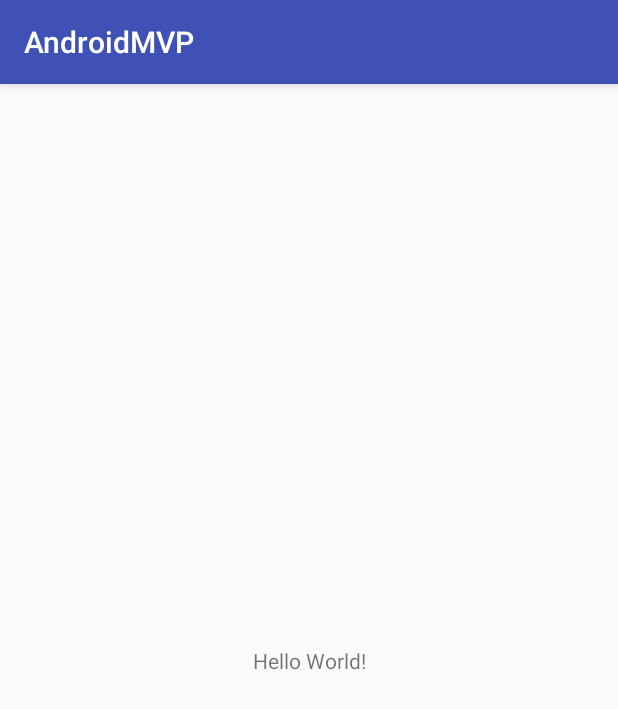
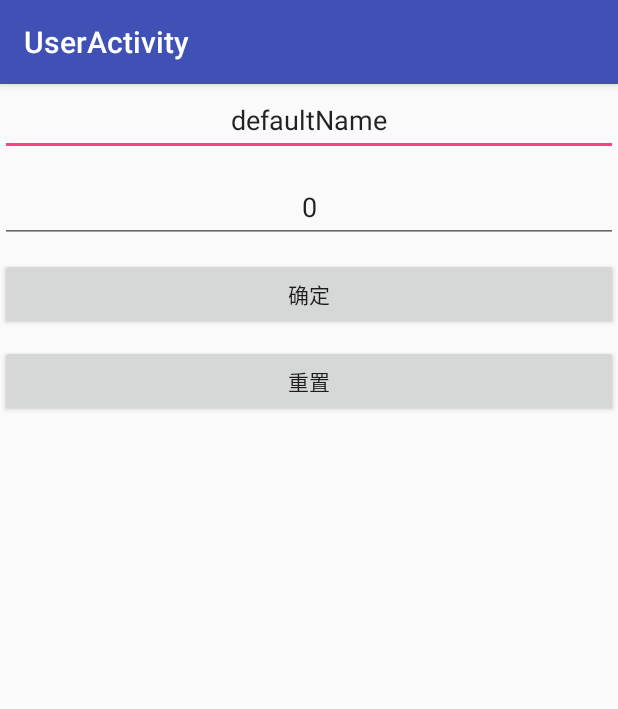
Before and after one commit to YoungBear/AndroidMVP, an Android app: the screen it shows after launch (MainActivity before the commit, UserActivity after it), on a phone screen of 412 x 824 dp. Shown: the top 709 px of the screen. Run offline under Robolectric (Android 15) with nearby library versions, the phone set to English and light mode, and no system bars; our stand-ins replace ButterKnife.

Commit message:
add android mvp demo UserActivity
添加AndroidMVp代码练习 UserActivity

Signed-off-by: youngbear <yangshaoxiong2008@163.com>

```diff
--- a/app/build.gradle
+++ b/app/build.gradle
@@ -25,4 +25,7 @@ dependencies {
     testImplementation 'junit:junit:4.12'
     androidTestImplementation 'com.android.support.test:runner:1.0.1'
     androidTestImplementation 'com.android.support.test.espresso:espresso-core:3.0.1'
+
+    implementation 'com.jakewharton:butterknife:8.8.1'
+    annotationProcessor 'com.jakewharton:butterknife-compiler:8.8.1'
 }
--- a/app/src/main/AndroidManifest.xml
+++ b/app/src/main/AndroidManifest.xml
@@ -3,6 +3,7 @@
     package="com.ysx.androidmvp">
 
     <application
+        android:name=".MyApplication"
         android:allowBackup="true"
         android:icon="@mipmap/ic_launcher"
         android:label="@string/app_name"
@@ -16,6 +17,8 @@
                 <category android:name="android.intent.category.LAUNCHER" />
             </intent-filter>
         </activity>
+        <activity android:name=".user.UserActivity"
+            android:label="@string/user_activity"/>
     </application>
 
 </manifest>
--- a/app/src/main/java/com/ysx/androidmvp/MainActivity.java
+++ b/app/src/main/java/com/ysx/androidmvp/MainActivity.java
@@ -1,7 +1,10 @@
 package com.ysx.androidmvp;
 
+import android.content.Intent;
 import android.support.v7.app.AppCompatActivity;
 import android.os.Bundle;
+
+import com.ysx.androidmvp.user.UserActivity;
 
 public class MainActivity extends AppCompatActivity {
 
@@ -9,5 +12,6 @@ public class MainActivity extends AppCompatActivity {
     protected void onCreate(Bundle savedInstanceState) {
         super.onCreate(savedInstanceState);
         setContentView(R.layout.activity_main);
+        startActivity(new Intent(this, UserActivity.class));
     }
 }
--- /dev/null
+++ b/app/src/main/java/com/ysx/androidmvp/MyApplication.java
@@ -0,0 +1,23 @@
+package com.ysx.androidmvp;
+
+import android.app.Application;
+import android.content.Context;
+
+/**
+ * @author ysx
+ * @date 2017/11/25
+ * @description
+ */
+
+public class MyApplication extends Application {
+
+    public static final String SP_NAME = "com.ysx.androidmvp";
+    public static Context sContext;
+
+
+    @Override
+    public void onCreate() {
+        super.onCreate();
+        sContext = getApplicationContext();
+    }
+}
--- /dev/null
+++ b/app/src/main/java/com/ysx/androidmvp/user/UserActivity.java
@@ -0,0 +1,87 @@
+package com.ysx.androidmvp.user;
+
+import android.os.Bundle;
+import android.support.v7.app.AppCompatActivity;
+import android.view.View;
+import android.widget.Button;
+import android.widget.EditText;
+import android.widget.Toast;
+
+import com.ysx.androidmvp.R;
+
+import butterknife.BindView;
+import butterknife.ButterKnife;
+import butterknife.OnClick;
+
+public class UserActivity extends AppCompatActivity implements UserContract.View {
+
+    @BindView(R.id.et_name)
+    EditText mEtName;
+    @BindView(R.id.et_age)
+    EditText mEtAge;
+    @BindView(R.id.btn_confirm)
+    Button mBtnConfirm;
+    @BindView(R.id.btn_reset)
+    Button mBtnReset;
+
+    private UserContract.Presenter mPresenter;
+
+    @Override
+    protected void onCreate(Bundle savedInstanceState) {
+        super.onCreate(savedInstanceState);
+        setContentView(R.layout.activity_user);
+        ButterKnife.bind(this);
+        /**
+         * 创建一个Presenter对象
+         */
+        mPresenter = new UserPresenter(this);
+    }
+
+    /**
+     * 在onResume()函数中加载新数据并更新UI
+     */
+    @Override
+    protected void onResume() {
+        super.onResume();
+        mPresenter.loadUser();
+    }
+
+    @Override
+    public String getInputName() {
+        return mEtName.getText().toString();
+    }
+
+    @Override
+    public int getInputAge() {
+        return Integer.valueOf(mEtAge.getText().toString());
+    }
+
+    @Override
+    public void setName(String name) {
+        mEtName.setText(name);
+    }
+
+    @Override
+    public void setAge(int age) {
+        mEtAge.setText(String.valueOf(age));
+    }
+
+    @OnClick({R.id.btn_confirm, R.id.btn_reset})
+    public void onViewClicked(View view) {
+        switch (view.getId()) {
+            case R.id.btn_confirm:
+                boolean isSuccess = mPresenter.saveUser(getInputName(), getInputAge());
+                if (isSuccess) {
+                    Toast.makeText(UserActivity.this, R.string.tip_save_success, Toast.LENGTH_SHORT).show();
+                } else {
+                    Toast.makeText(UserActivity.this, R.string.tip_save_failed, Toast.LENGTH_SHORT).show();
+                }
+                break;
+            case R.id.btn_reset:
+                mPresenter.loadUser();
+                break;
+            default:
+                break;
+        }
+    }
+}
--- /dev/null
+++ b/app/src/main/java/com/ysx/androidmvp/user/UserBean.java
@@ -0,0 +1,29 @@
+package com.ysx.androidmvp.user;
+
+/**
+ * @author ysx
+ * @date 2017/11/25
+ * @description
+ */
+
+public class UserBean {
+
+    private String name;
+    private int age;
+
+    public String getName() {
+        return name;
+    }
+
+    public void setName(String name) {
+        this.name = name;
+    }
+
+    public int getAge() {
+        return age;
+    }
+
+    public void setAge(int age) {
+        this.age = age;
+    }
+}
--- /dev/null
+++ b/app/src/main/java/com/ysx/androidmvp/user/UserContract.java
@@ -0,0 +1,66 @@
+package com.ysx.androidmvp.user;
+
+/**
+ * @author ysx
+ * @date 2017/11/25
+ * @description User 契约接口，用来存放User相关的Model，View 和 Presenter的接口
+ */
+
+public interface UserContract {
+
+
+    interface Model {
+        /**
+         * @return 从数据库中获取UserBean对象
+         */
+        UserBean loadUser();
+
+        /**
+         * @param name
+         * @param age
+         * @return 将用户信息保存到本地数据库中
+         */
+        boolean saveUser(String name, int age);
+    }
+
+    interface View {
+
+        /**
+         * @return 返回从编辑框输入的名字
+         */
+        String getInputName();
+
+        /**
+         * @return 返回从编辑框输入的年龄
+         */
+        int getInputAge();
+
+        /**
+         * @param name 更新UI，更新显示姓名
+         */
+        void setName(String name);
+
+        /**
+         * @param age 更新UI，更新显示年龄
+         */
+        void setAge(int age);
+
+    }
+
+    interface Presenter {
+
+        /**
+         * 加载用户信息
+         */
+        void loadUser();
+
+        /**
+         * @param name
+         * @param age
+         * @return 是否成功保存
+         * 保存用户信息
+         */
+        boolean saveUser(String name, int age);
+
+    }
+}
--- /dev/null
+++ b/app/src/main/java/com/ysx/androidmvp/user/UserModel.java
@@ -0,0 +1,46 @@
+package com.ysx.androidmvp.user;
+
+import android.content.Context;
+import android.content.SharedPreferences;
+
+import com.ysx.androidmvp.MyApplication;
+
+/**
+ * @author ysx
+ * @date 2017/11/25
+ * @description Model具体实现类，实现加载数据和保存数据的实际方法
+ *
+ * 调用UserModel加载数据时，需要先初始化MyApplication
+ */
+
+public class UserModel implements UserContract.Model {
+
+    private static final String SP_KEY_NAME = "name";
+    private static final String SP_KEY_AGE = "age";
+
+    /**
+     * @return
+     * 从本地SharedPreferences中获取用户信息并返回
+     */
+    @Override
+    public UserBean loadUser() {
+        SharedPreferences sp = MyApplication.sContext.getSharedPreferences(
+                MyApplication.SP_NAME, Context.MODE_PRIVATE);
+        String name = sp.getString(SP_KEY_NAME, "defaultName");
+        int age = sp.getInt(SP_KEY_AGE, 0);
+        UserBean userBean = new UserBean();
+        userBean.setName(name);
+        userBean.setAge(age);
+        return userBean;
+    }
+
+    @Override
+    public boolean saveUser(String name, int age) {
+        SharedPreferences sp = MyApplication.sContext.getSharedPreferences(
+                MyApplication.SP_NAME, Context.MODE_PRIVATE);
+        SharedPreferences.Editor editor = sp.edit();
+        editor.putString(SP_KEY_NAME, name);
+        editor.putInt(SP_KEY_AGE, age);
+        return editor.commit();
+    }
+}
--- /dev/null
+++ b/app/src/main/java/com/ysx/androidmvp/user/UserPresenter.java
@@ -0,0 +1,30 @@
+package com.ysx.androidmvp.user;
+
+/**
+ * @author ysx
+ * @date 2017/11/25
+ * @description
+ */
+
+public class UserPresenter implements UserContract.Presenter {
+
+    private final UserContract.Model mModel;
+    private final UserContract.View mView;
+
+    public UserPresenter(UserContract.View view) {
+        mView = view;
+        mModel = new UserModel();
+    }
+
+    @Override
+    public void loadUser() {
+        UserBean userBean = mModel.loadUser();
+        mView.setName(userBean.getName());
+        mView.setAge(userBean.getAge());
+    }
+
+    @Override
+    public boolean saveUser(String name, int age) {
+        return mModel.saveUser(name, age);
+    }
+}
--- /dev/null
+++ b/app/src/main/res/layout/activity_user.xml
@@ -0,0 +1,41 @@
+<?xml version="1.0" encoding="utf-8"?>
+<RelativeLayout xmlns:android="http://schemas.android.com/apk/res/android"
+    xmlns:tools="http://schemas.android.com/tools"
+    android:layout_width="match_parent"
+    android:layout_height="match_parent"
+    tools:context="com.ysx.androidmvp.user.UserActivity">
+
+    <EditText
+        android:id="@+id/et_name"
+        android:layout_width="match_parent"
+        android:layout_height="wrap_content"
+        android:layout_alignParentTop="true"
+        android:gravity="center"
+        android:hint="@string/hint_name" />
+
+    <EditText
+        android:id="@+id/et_age"
+        android:layout_width="match_parent"
+        android:layout_height="wrap_content"
+        android:layout_below="@id/et_name"
+        android:layout_marginTop="10dp"
+        android:gravity="center"
+        android:hint="@string/hint_age" />
+
+    <Button
+        android:id="@+id/btn_confirm"
+        android:layout_width="match_parent"
+        android:layout_height="wrap_content"
+        android:layout_below="@id/et_age"
+        android:layout_marginTop="10dp"
+        android:text="@string/btn_confirm" />
+
+    <Button
+        android:id="@+id/btn_reset"
+        android:layout_width="match_parent"
+        android:layout_height="wrap_content"
+        android:layout_below="@id/btn_confirm"
+        android:layout_marginTop="10dp"
+        android:text="@string/btn_reset" />
+
+</RelativeLayout>
--- a/app/src/main/res/values/strings.xml
+++ b/app/src/main/res/values/strings.xml
@@ -1,3 +1,14 @@
 <resources>
     <string name="app_name">AndroidMVP</string>
+
+    <string name="user_activity">UserActivity</string>
+
+    <string name="hint_name">姓名</string>
+    <string name="hint_age">年龄</string>
+
+    <string name="btn_confirm">确定</string>
+    <string name="btn_reset">重置</string>
+
+    <string name="tip_save_success">保存成功</string>
+    <string name="tip_save_failed">保存失败</string>
 </resources>
```
